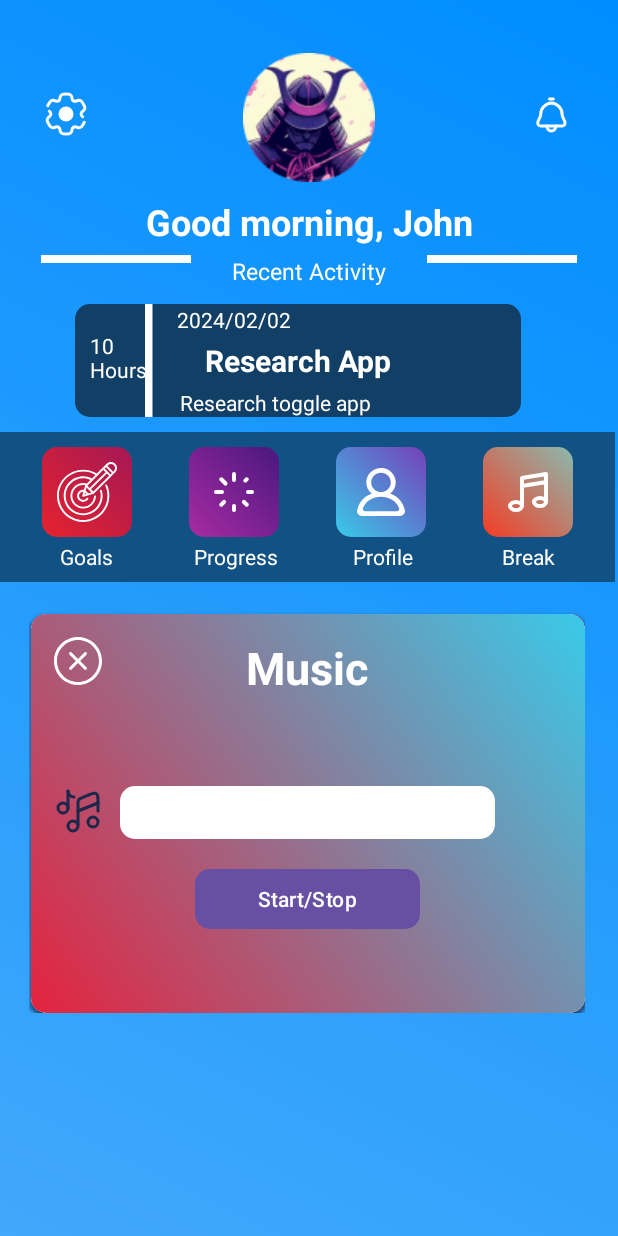
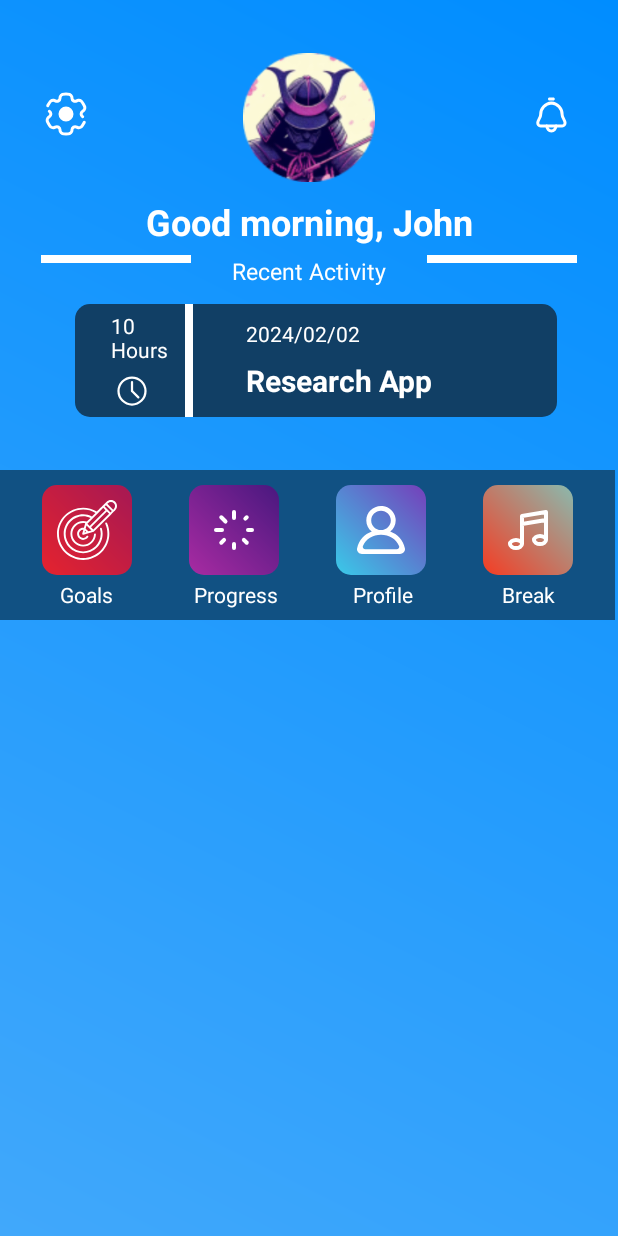
Before and after one commit to VCCT-OPSC7311-G2-2024/chronolog, an Android app: the fragment HomePage shown on its own in the app's theme, on a phone screen of 412 x 824 dp. Run offline under Robolectric (Android 15) with nearby library versions, the light colour scheme and no system bars.

Commit message:
Fixed some logic issues and UI elemetns and added functions to certain buttons

```diff
--- a/app/src/main/java/za/co/varsitycollege/serversamurais/chronolog/HomePage.kt
+++ b/app/src/main/java/za/co/varsitycollege/serversamurais/chronolog/HomePage.kt
@@ -6,48 +6,62 @@ import android.view.LayoutInflater
 import android.view.View
 import android.view.ViewGroup
 import android.widget.TextView
+import android.widget.ImageButton
+import androidx.cardview.widget.CardView
+
 import java.util.Calendar
 
-// TODO: Rename parameter arguments, choose names that match
-// the fragment initialization parameters, e.g. ARG_ITEM_NUMBER
-private const val ARG_PARAM1 = "param1"
-private const val ARG_PARAM2 = "param2"
-
-/**
- * A simple [Fragment] subclass.
- * Use the [HomePage.newInstance] factory method to
- * create an instance of this fragment.
- */
 class HomePage : Fragment() {
-    // TODO: Rename and change types of parameters
-    private var param1: String? = null
-    private var param2: String? = null
     private lateinit var textView2: TextView
-
-    override fun onCreate(savedInstanceState: Bundle?) {
-        super.onCreate(savedInstanceState)
-        arguments?.let {
-            param1 = it.getString(ARG_PARAM1)
-            param2 = it.getString(ARG_PARAM2)
-        }
-    }
+    private lateinit var dailyGoalsCardView: CardView
+    private lateinit var progressCardView: CardView
+    private lateinit var profileCardView: CardView
+    private lateinit var musicCardView: CardView
 
     override fun onCreateView(
         inflater: LayoutInflater, container: ViewGroup?,
         savedInstanceState: Bundle?
     ): View? {
         val view = inflater.inflate(R.layout.fragment_home_page, container, false)
+
         textView2 = view.findViewById(R.id.textView2)
+        dailyGoalsCardView = view.findViewById(R.id.goalsCardView)
+        progressCardView = view.findViewById(R.id.progressCardView)
+        profileCardView = view.findViewById(R.id.profilecardview)
+        musicCardView = view.findViewById(R.id.musicCardView)
 
         // Call the method to update the greeting message based on the time of the day
         updateGreeting()
 
+        // Set visibility of all CardViews to GONE
+        dailyGoalsCardView.visibility = View.GONE
+        progressCardView.visibility = View.GONE
+        profileCardView.visibility = View.GONE
+        musicCardView.visibility = View.GONE
+
+        // Set click listeners for buttons to show respective CardViews
+        view.findViewById<ImageButton>(R.id.goalsBtn).setOnClickListener {
+            showDailyGoalsCard()
+        }
+
+        view.findViewById<ImageButton>(R.id.progressBtn).setOnClickListener {
+            showProgressCard()
+        }
+
+        view.findViewById<ImageButton>(R.id.profileBtn).setOnClickListener {
+            showProfileCard()
+        }
+
+        view.findViewById<ImageButton>(R.id.musicBtn).setOnClickListener {
+            showMusicCard()
+        }
+
         return view
     }
+
     private fun updateGreeting() {
         val cal = Calendar.getInstance()
         val hourOfDay = cal.get(Calendar.HOUR_OF_DAY)
-
         val username = "John" // Replace with the actual username
 
         val greeting: String = when (hourOfDay) {
@@ -59,23 +73,31 @@ class HomePage : Fragment() {
         textView2.text = greeting
     }
 
-    companion object {
-        /**
-         * Use this factory method to create a new instance of
-         * this fragment using the provided parameters.
-         *
-         * @param param1 Parameter 1.
-         * @param param2 Parameter 2.
-         * @return A new instance of fragment HomePage.
-         */
-        // TODO: Rename and change types and number of parameters
-        @JvmStatic
-        fun newInstance(param1: String, param2: String) =
-            HomePage().apply {
-                arguments = Bundle().apply {
-                    putString(ARG_PARAM1, param1)
-                    putString(ARG_PARAM2, param2)
-                }
-            }
+    private fun showDailyGoalsCard() {
+        dailyGoalsCardView.visibility = View.VISIBLE
+        progressCardView.visibility = View.GONE
+        profileCardView.visibility = View.GONE
+        musicCardView.visibility = View.GONE
+    }
+
+    private fun showProgressCard() {
+        dailyGoalsCardView.visibility = View.GONE
+        progressCardView.visibility = View.VISIBLE
+        profileCardView.visibility = View.GONE
+        musicCardView.visibility = View.GONE
+    }
+
+    private fun showProfileCard() {
+        dailyGoalsCardView.visibility = View.GONE
+        progressCardView.visibility = View.GONE
+        profileCardView.visibility = View.VISIBLE
+        musicCardView.visibility = View.GONE
+    }
+
+    private fun showMusicCard() {
+        dailyGoalsCardView.visibility = View.GONE
+        progressCardView.visibility = View.GONE
+        profileCardView.visibility = View.GONE
+        musicCardView.visibility = View.VISIBLE
     }
 }
--- a/app/src/main/res/drawable/time_svgrepo_com.xml
+++ b/app/src/main/res/drawable/time_svgrepo_com.xml
@@ -1,6 +1,6 @@
 <vector xmlns:android="http://schemas.android.com/apk/res/android"
-    android:width="32dp"
-    android:height="32dp"
+    android:width="28dp"
+    android:height="28dp"
     android:viewportWidth="24"
     android:viewportHeight="24">
   <path
--- a/app/src/main/res/layout/activity_home_quick_action_buttons_view.xml
+++ b/app/src/main/res/layout/activity_home_quick_action_buttons_view.xml
@@ -142,7 +142,7 @@
 
 
                     <ImageButton
-                        android:id="@+id/imageButton5"
+                        android:id="@+id/closeDailyGoal"
                         android:layout_width="wrap_content"
                         android:layout_height="wrap_content"
                         android:layout_margin="15dp"
@@ -209,7 +209,7 @@
                         android:textStyle="bold"
                         app:layout_constraintEnd_toStartOf="@+id/maxTxt"
                         app:layout_constraintStart_toStartOf="parent"
-                        app:layout_constraintTop_toBottomOf="@+id/imageButton5" />
+                        app:layout_constraintTop_toBottomOf="@+id/closeDailyGoal" />
 
                     <TextView
                         android:id="@+id/maxTxt"
--- a/app/src/main/res/layout/activity_recent_view.xml
+++ b/app/src/main/res/layout/activity_recent_view.xml
@@ -1,7 +1,7 @@
 <androidx.constraintlayout.widget.ConstraintLayout xmlns:app="http://schemas.android.com/apk/res-auto"
     xmlns:tools="http://schemas.android.com/tools"
     android:layout_width="320dp"
-    android:layout_height="100dp"
+    android:layout_height="80dp"
     android:id="@+id/main"
     xmlns:android="http://schemas.android.com/apk/res/android"
     android:background="@drawable/rounded_background"
@@ -12,13 +12,11 @@
         android:id="@+id/dateTextView"
         android:layout_width="wrap_content"
         android:layout_height="wrap_content"
-        android:layout_marginStart="40dp"
-        android:layout_marginTop="-45dp"
-        android:layout_marginEnd="126dp"
-        android:layout_marginBottom="10dp"
+        android:layout_marginStart="114dp"
+        android:layout_marginTop="10dp"
+        android:layout_marginEnd="131dp"
         android:text="2024/02/02"
         android:textColor="@color/white"
-        app:layout_constraintBottom_toBottomOf="parent"
         app:layout_constraintEnd_toEndOf="parent"
         app:layout_constraintStart_toStartOf="parent"
         app:layout_constraintTop_toTopOf="parent" />
@@ -27,42 +25,27 @@
         android:id="@+id/projectNameView"
         android:layout_width="wrap_content"
         android:layout_height="wrap_content"
-        android:layout_marginStart="-35dp"
+        android:layout_marginStart="114dp"
+        android:layout_marginTop="8dp"
+        android:layout_marginEnd="80dp"
         android:text="Research App"
         android:textColor="@color/white"
         android:textSize="20sp"
         android:textStyle="bold"
-        app:layout_constraintBottom_toBottomOf="parent"
         app:layout_constraintEnd_toEndOf="parent"
+        app:layout_constraintHorizontal_bias="0.0"
         app:layout_constraintStart_toStartOf="parent"
-        app:layout_constraintTop_toTopOf="parent" />
-
-
-    <TextView
-        android:id="@+id/miniDescriptionView"
-        android:layout_width="wrap_content"
-        android:layout_height="wrap_content"
-        android:layout_marginStart="70dp"
-        android:layout_marginTop="55dp"
-        android:layout_marginEnd="100dp"
-        android:text="Research toggle app"
-        android:textColor="@color/white"
-        app:layout_constraintBottom_toBottomOf="parent"
-        app:layout_constraintEnd_toEndOf="parent"
-        app:layout_constraintStart_toStartOf="parent"
-        app:layout_constraintTop_toTopOf="parent" />
+        app:layout_constraintTop_toBottomOf="@+id/dateTextView" />
 
     <ImageView
         android:id="@+id/imageView"
-        android:layout_width="27dp"
-        android:layout_height="25dp"
-        android:layout_marginStart="-200dp"
-        android:layout_marginTop="70dp"
-        android:layout_marginEnd="61dp"
-        android:layout_marginBottom="16dp"
+        android:layout_width="24dp"
+        android:layout_height="24dp"
+        android:layout_marginStart="26dp"
+        android:layout_marginTop="55dp"
+        android:layout_marginBottom="15dp"
         android:background="@drawable/time_svgrepo_com"
         app:layout_constraintBottom_toBottomOf="parent"
-        app:layout_constraintEnd_toEndOf="parent"
         app:layout_constraintStart_toStartOf="parent"
         app:layout_constraintTop_toTopOf="parent" />
 
@@ -70,24 +53,28 @@
         android:id="@+id/hoursTextView"
         android:layout_width="53dp"
         android:layout_height="35dp"
-        android:layout_marginStart="10dp"
-        android:layout_marginTop="18dp"
+        android:layout_marginStart="24dp"
+        android:layout_marginTop="16dp"
+        android:layout_marginBottom="9dp"
         android:paddingRight="5dp"
         android:text="10 Hours"
         android:textColor="@color/white"
+        app:layout_constraintBottom_toTopOf="@+id/imageView"
         app:layout_constraintStart_toStartOf="parent"
-        app:layout_constraintTop_toTopOf="parent" />
+        app:layout_constraintTop_toTopOf="parent"
+        app:layout_constraintVertical_bias="0.8" />
 
     <View
         android:id="@+id/view2"
         android:layout_width="0dp"
         android:layout_height="5dp"
-        android:layout_marginStart="-200dp"
+        android:layout_marginStart="-170dp"
+        android:layout_marginTop="8dp"
         android:background="@android:color/white"
         android:orientation="vertical"
         android:rotation="90"
-        app:layout_constraintBottom_toBottomOf="parent"
         app:layout_constraintEnd_toEndOf="parent"
+        app:layout_constraintHorizontal_bias="0.0"
         app:layout_constraintStart_toStartOf="parent"
         app:layout_constraintTop_toTopOf="parent" />
 
--- a/app/src/main/res/layout/fragment_home_page.xml
+++ b/app/src/main/res/layout/fragment_home_page.xml
@@ -104,7 +104,8 @@
         android:layout_height="75dp"
         android:layout_marginStart="50dp"
         android:layout_marginTop="1dp"
-        android:layout_marginEnd="20dp" />
+        android:layout_marginEnd="20dp"
+        android:layout_marginBottom="25dp"/>
 
     <include
         layout="@layout/activity_home_quick_action_buttons_view"
```
Also changed, not shown: app/src/main/java/za/co/varsitycollege/serversamurais/chronolog/views/home_quickActionButtons_view.kt (+55 -0 lines).
